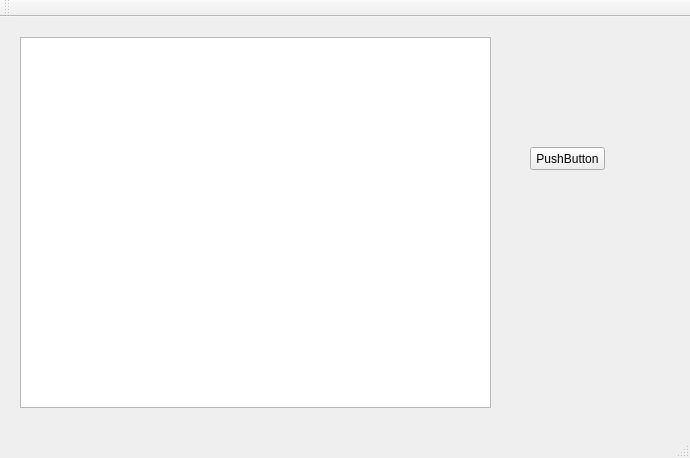
Before: the Qt Designer form mainwindow.ui in eugene195/ParticleSystem, drawn with Qt 5.
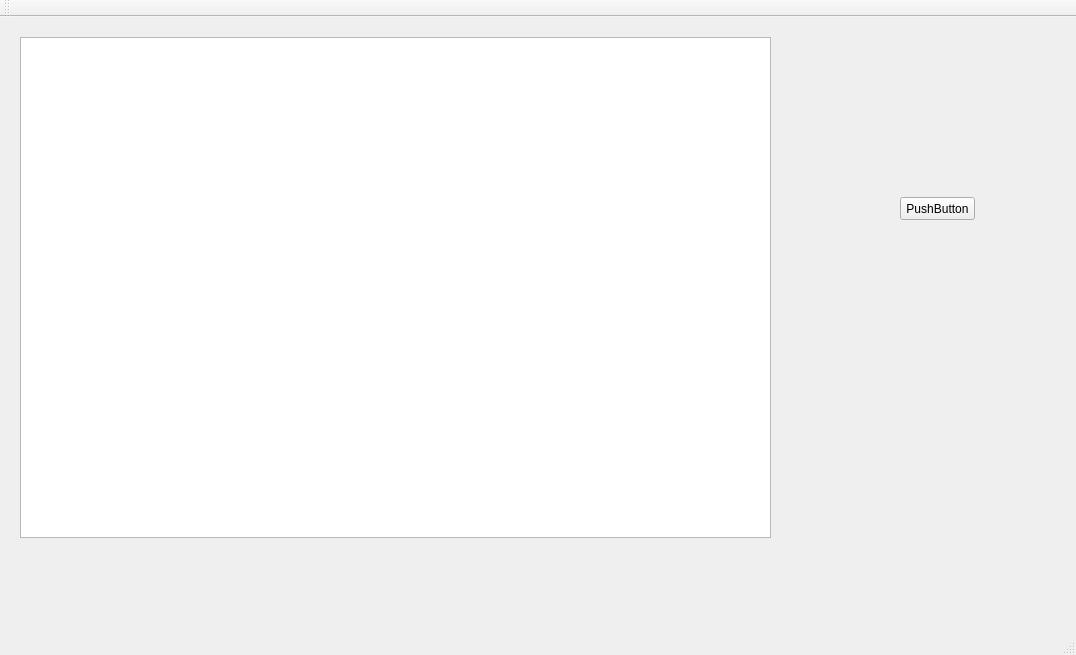
After: the same form once the commit is applied.

```diff
--- a/mainwindow.ui
+++ b/mainwindow.ui
@@ -6,8 +6,8 @@
    <rect>
     <x>0</x>
     <y>0</y>
-    <width>690</width>
-    <height>458</height>
+    <width>1076</width>
+    <height>655</height>
    </rect>
   </property>
   <property name="windowTitle">
@@ -19,16 +19,16 @@
      <rect>
       <x>20</x>
       <y>20</y>
-      <width>471</width>
-      <height>371</height>
+      <width>751</width>
+      <height>501</height>
      </rect>
     </property>
    </widget>
    <widget class="QPushButton" name="pushButton">
     <property name="geometry">
      <rect>
-      <x>530</x>
-      <y>130</y>
+      <x>900</x>
+      <y>180</y>
       <width>75</width>
       <height>23</height>
      </rect>
```
Left out of the diff: 2 changed lines with no effect on the pictures.
